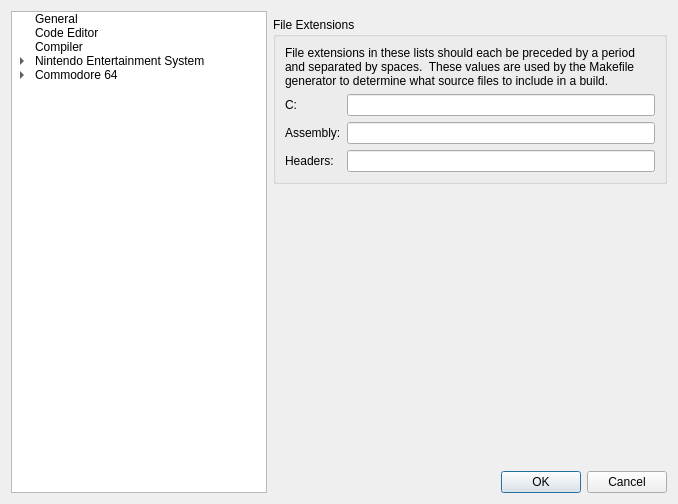
This is apps/ide/environmentsettingsdialog.ui in christopherpow/nesicide as Qt 5 draws it before an edit. The edited form follows.
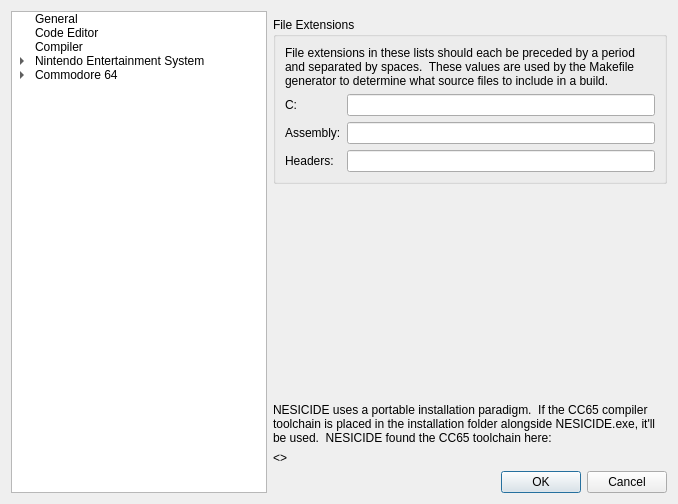
This is the edited form. The open tabs and pages were chosen to show the change. Icons and pictures are not drawn.

Commit message: Removing QStatusBar since it's not really necessary. Fixing code so MFC doesn't have to be passed QMainWindow in InitInstance hackishly. Adding widget in environment settings dialog compiler pane to show where the toolchain is being pulled from.

The edit to the form file:
```diff
--- a/apps/ide/environmentsettingsdialog.ui
+++ b/apps/ide/environmentsettingsdialog.ui
@@ -703,6 +703,26 @@
          </property>
         </spacer>
        </item>
+       <item row="3" column="0">
+        <widget class="QLabel" name="toolchainLocation">
+         <property name="text">
+          <string>&lt;&lt;NOT FOUND!&gt;&gt;</string>
+         </property>
+         <property name="wordWrap">
+          <bool>true</bool>
+         </property>
+        </widget>
+       </item>
+       <item row="2" column="0">
+        <widget class="QLabel" name="label_15">
+         <property name="text">
+          <string>NESICIDE uses a portable installation paradigm.  If the CC65 compiler toolchain is placed in the installation folder alongside NESICIDE.exe, it'll be used.  NESICIDE found the CC65 toolchain here:</string>
+         </property>
+         <property name="wordWrap">
+          <bool>true</bool>
+         </property>
+        </widget>
+       </item>
       </layout>
      </widget>
      <widget class="QWidget" name="nesemulator">
```
Left out of the diff: 2 changed lines with no effect on the pictures. The commit also changes 11 other files.
